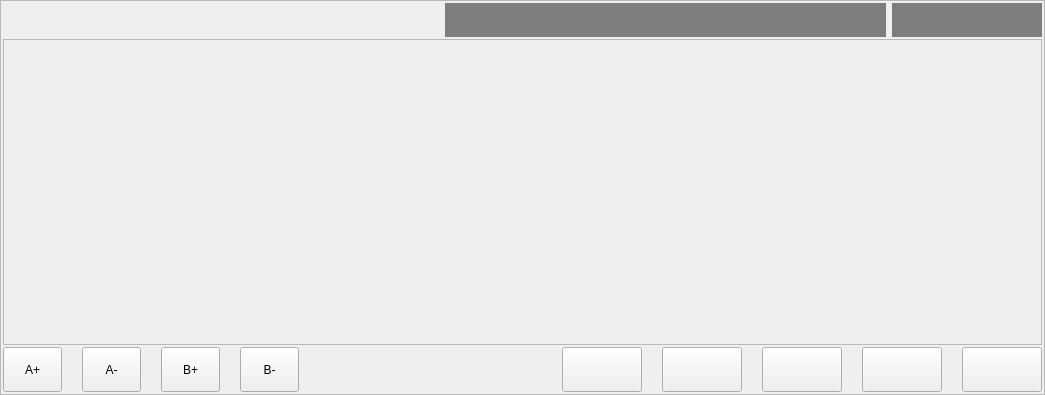
Old version of the form hcmanualoperation/ichcmanualoperationpageframe.ui in the repository dongdong-2009/3-5AxisRobot.
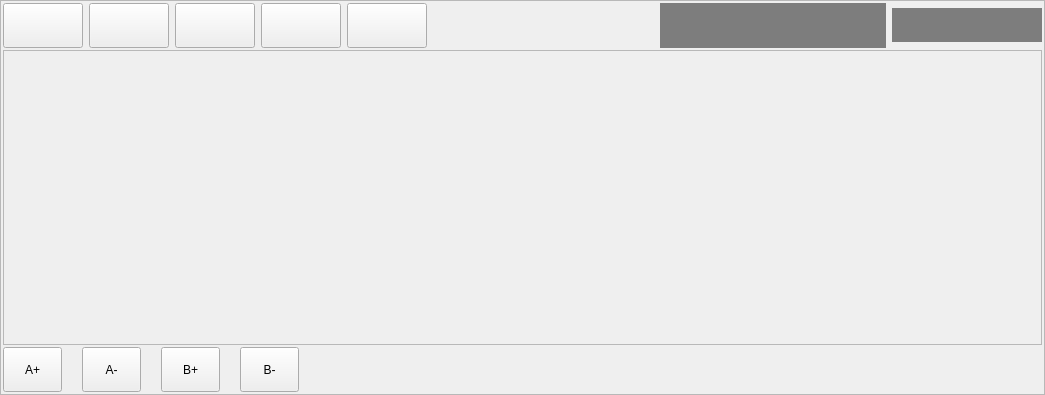
New version of the form.

```diff
--- a/hcmanualoperation/ichcmanualoperationpageframe.ui
+++ b/hcmanualoperation/ichcmanualoperationpageframe.ui
@@ -40,6 +40,230 @@
      <property name="spacing">
       <number>6</number>
      </property>
+     <item>
+      <widget class="QPushButton" name="fixtureToolButton">
+       <property name="enabled">
+        <bool>true</bool>
+       </property>
+       <property name="sizePolicy">
+        <sizepolicy hsizetype="Fixed" vsizetype="Fixed">
+         <horstretch>0</horstretch>
+         <verstretch>0</verstretch>
+        </sizepolicy>
+       </property>
+       <property name="minimumSize">
+        <size>
+         <width>80</width>
+         <height>45</height>
+        </size>
+       </property>
+       <property name="maximumSize">
+        <size>
+         <width>16777215</width>
+         <height>45</height>
+        </size>
+       </property>
+       <property name="mouseTracking">
+        <bool>false</bool>
+       </property>
+       <property name="acceptDrops">
+        <bool>false</bool>
+       </property>
+       <property name="styleSheet">
+        <string notr="true">height:48px;</string>
+       </property>
+       <property name="text">
+        <string/>
+       </property>
+       <property name="checkable">
+        <bool>true</bool>
+       </property>
+       <property name="checked">
+        <bool>false</bool>
+       </property>
+       <property name="autoExclusive">
+        <bool>false</bool>
+       </property>
+       <attribute name="buttonGroup">
+        <string notr="true">buttonGroup</string>
+       </attribute>
+      </widget>
+     </item>
+     <item>
+      <widget class="QPushButton" name="suckerToolButton">
+       <property name="enabled">
+        <bool>true</bool>
+       </property>
+       <property name="sizePolicy">
+        <sizepolicy hsizetype="Fixed" vsizetype="Fixed">
+         <horstretch>0</horstretch>
+         <verstretch>0</verstretch>
+        </sizepolicy>
+       </property>
+       <property name="minimumSize">
+        <size>
+         <width>80</width>
+         <height>45</height>
+        </size>
+       </property>
+       <property name="maximumSize">
+        <size>
+         <width>16777215</width>
+         <height>45</height>
+        </size>
+       </property>
+       <property name="mouseTracking">
+        <bool>false</bool>
+       </property>
+       <property name="acceptDrops">
+        <bool>false</bool>
+       </property>
+       <property name="styleSheet">
+        <string notr="true">height:48px</string>
+       </property>
+       <property name="text">
+        <string/>
+       </property>
+       <property name="checkable">
+        <bool>true</bool>
+       </property>
+       <property name="checked">
+        <bool>false</bool>
+       </property>
+       <property name="autoExclusive">
+        <bool>false</bool>
+       </property>
+       <attribute name="buttonGroup">
+        <string notr="true">buttonGroup</string>
+       </attribute>
+      </widget>
+     </item>
+     <item>
+      <widget class="QPushButton" name="adjustToolButton">
+       <property name="enabled">
+        <bool>true</bool>
+       </property>
+       <property name="sizePolicy">
+        <sizepolicy hsizetype="Fixed" vsizetype="Fixed">
+         <horstretch>0</horstretch>
+         <verstretch>0</verstretch>
+        </sizepolicy>
+       </property>
+       <property name="minimumSize">
+        <size>
+         <width>80</width>
+         <height>45</height>
+        </size>
+       </property>
+       <property name="maximumSize">
+        <size>
+         <width>16777215</width>
+         <height>45</height>
+        </size>
+       </property>
+       <property name="acceptDrops">
+        <bool>false</bool>
+       </property>
+       <property name="styleSheet">
+        <string notr="true">height:48px</string>
+       </property>
+       <property name="text">
+        <string/>
+       </property>
+       <property name="checkable">
+        <bool>true</bool>
+       </property>
+       <property name="checked">
+        <bool>false</bool>
+       </property>
+       <property name="autoExclusive">
+        <bool>false</bool>
+       </property>
+       <attribute name="buttonGroup">
+        <string notr="true">buttonGroup</string>
+       </attribute>
+      </widget>
+     </item>
+     <item>
+      <widget class="QPushButton" name="reserveToolButton">
+       <property name="enabled">
+        <bool>true</bool>
+       </property>
+       <property name="sizePolicy">
+        <sizepolicy hsizetype="Fixed" vsizetype="Fixed">
+         <horstretch>0</horstretch>
+         <verstretch>0</verstretch>
+        </sizepolicy>
+       </property>
+       <property name="minimumSize">
+        <size>
+         <width>80</width>
+         <height>45</height>
+        </size>
+       </property>
+       <property name="maximumSize">
+        <size>
+         <width>16777215</width>
+         <height>45</height>
+        </size>
+       </property>
+       <property name="styleSheet">
+        <string notr="true">height:48px</string>
+       </property>
+       <property name="text">
+        <string/>
+       </property>
+       <property name="checkable">
+        <bool>true</bool>
+       </property>
+       <property name="checked">
+        <bool>false</bool>
+       </property>
+       <attribute name="buttonGroup">
+        <string notr="true">buttonGroup</string>
+       </attribute>
+      </widget>
+     </item>
+     <item>
+      <widget class="QPushButton" name="otherToolButton">
+       <property name="enabled">
+        <bool>true</bool>
+       </property>
+       <property name="sizePolicy">
+        <sizepolicy hsizetype="Fixed" vsizetype="Fixed">
+         <horstretch>0</horstretch>
+         <verstretch>0</verstretch>
+        </sizepolicy>
+       </property>
+       <property name="minimumSize">
+        <size>
+         <width>80</width>
+         <height>45</height>
+        </size>
+       </property>
+       <property name="maximumSize">
+        <size>
+         <width>16777215</width>
+         <height>45</height>
+        </size>
+       </property>
+       <property name="styleSheet">
+        <string notr="true">height:48px</string>
+       </property>
+       <property name="text">
+        <string/>
+       </property>
+       <property name="checkable">
+        <bool>true</bool>
+       </property>
+       <property name="checked">
+        <bool>false</bool>
+       </property>
+       <attribute name="buttonGroup">
+        <string notr="true">buttonGroup</string>
+       </attribute>
+      </widget>
+     </item>
      <item>
       <spacer name="horizontalSpacer_2">
        <property name="orientation">
@@ -241,230 +465,6 @@
        </property>
       </spacer>
      </item>
-     <item>
-      <widget class="QPushButton" name="fixtureToolButton">
-       <property name="enabled">
-        <bool>true</bool>
-       </property>
-       <property name="sizePolicy">
-        <sizepolicy hsizetype="Fixed" vsizetype="Fixed">
-         <horstretch>0</horstretch>
-         <verstretch>0</verstretch>
-        </sizepolicy>
-       </property>
-       <property name="minimumSize">
-        <size>
-         <width>80</width>
-         <height>45</height>
-        </size>
-       </property>
-       <property name="maximumSize">
-        <size>
-         <width>16777215</width>
-         <height>45</height>
-        </size>
-       </property>
-       <property name="mouseTracking">
-        <bool>false</bool>
-       </property>
-       <property name="acceptDrops">
-        <bool>false</bool>
-       </property>
-       <property name="styleSheet">
-        <string notr="true">height:48px;</string>
-       </property>
-       <property name="text">
-        <string/>
-       </property>
-       <property name="checkable">
-        <bool>true</bool>
-       </property>
-       <property name="checked">
-        <bool>false</bool>
-       </property>
-       <property name="autoExclusive">
-        <bool>false</bool>
-       </property>
-       <attribute name="buttonGroup">
-        <string notr="true">buttonGroup</string>
-       </attribute>
-      </widget>
-     </item>
-     <item>
-      <widget class="QPushButton" name="suckerToolButton">
-       <property name="enabled">
-        <bool>true</bool>
-       </property>
-       <property name="sizePolicy">
-        <sizepolicy hsizetype="Fixed" vsizetype="Fixed">
-         <horstretch>0</horstretch>
-         <verstretch>0</verstretch>
-        </sizepolicy>
-       </property>
-       <property name="minimumSize">
-        <size>
-         <width>80</width>
-         <height>45</height>
-        </size>
-       </property>
-       <property name="maximumSize">
-        <size>
-         <width>16777215</width>
-         <height>45</height>
-        </size>
-       </property>
-       <property name="mouseTracking">
-        <bool>false</bool>
-       </property>
-       <property name="acceptDrops">
-        <bool>false</bool>
-       </property>
-       <property name="styleSheet">
-        <string notr="true">height:48px</string>
-       </property>
-       <property name="text">
-        <string/>
-       </property>
-       <property name="checkable">
-        <bool>true</bool>
-       </property>
-       <property name="checked">
-        <bool>false</bool>
-       </property>
-       <property name="autoExclusive">
-        <bool>false</bool>
-       </property>
-       <attribute name="buttonGroup">
-        <string notr="true">buttonGroup</string>
-       </attribute>
-      </widget>
-     </item>
-     <item>
-      <widget class="QPushButton" name="adjustToolButton">
-       <property name="enabled">
-        <bool>true</bool>
-       </property>
-       <property name="sizePolicy">
-        <sizepolicy hsizetype="Fixed" vsizetype="Fixed">
-         <horstretch>0</horstretch>
-         <verstretch>0</verstretch>
-        </sizepolicy>
-       </property>
-       <property name="minimumSize">
-        <size>
-         <width>80</width>
-         <height>45</height>
-        </size>
-       </property>
-       <property name="maximumSize">
-        <size>
-         <width>16777215</width>
-         <height>45</height>
-        </size>
-       </property>
-       <property name="acceptDrops">
-        <bool>false</bool>
-       </property>
-       <property name="styleSheet">
-        <string notr="true">height:48px</string>
-       </property>
-       <property name="text">
-        <string/>
-       </property>
-       <property name="checkable">
-        <bool>true</bool>
-       </property>
-       <property name="checked">
-        <bool>false</bool>
-       </property>
-       <property name="autoExclusive">
-        <bool>false</bool>
-       </property>
-       <attribute name="buttonGroup">
-        <string notr="true">buttonGroup</string>
-       </attribute>
-      </widget>
-     </item>
-     <item>
-      <widget class="QPushButton" name="reserveToolButton">
-       <property name="enabled">
-        <bool>true</bool>
-       </property>
-       <property name="sizePolicy">
-        <sizepolicy hsizetype="Fixed" vsizetype="Fixed">
-         <horstretch>0</horstretch>
-         <verstretch>0</verstretch>
-        </sizepolicy>
-       </property>
-       <property name="minimumSize">
-        <size>
-         <width>80</width>
-         <height>45</height>
-        </size>
-       </property>
-       <property name="maximumSize">
-        <size>
-         <width>16777215</width>
-         <height>45</height>
-        </size>
-       </property>
-       <property name="styleSheet">
-        <string notr="true">height:48px</string>
-       </property>
-       <property name="text">
-        <string/>
-       </property>
-       <property name="checkable">
-        <bool>true</bool>
-       </property>
-       <property name="checked">
-        <bool>false</bool>
-       </property>
-       <attribute name="buttonGroup">
-        <string notr="true">buttonGroup</string>
-       </attribute>
-      </widget>
-     </item>
-     <item>
-      <widget class="QPushButton" name="otherToolButton">
-       <property name="enabled">
-        <bool>true</bool>
-       </property>
-       <property name="sizePolicy">
-        <sizepolicy hsizetype="Fixed" vsizetype="Fixed">
-         <horstretch>0</horstretch>
-         <verstretch>0</verstretch>
-        </sizepolicy>
-       </property>
-       <property name="minimumSize">
-        <size>
-         <width>80</width>
-         <height>45</height>
-        </size>
-       </property>
-       <property name="maximumSize">
-        <size>
-         <width>16777215</width>
-         <height>45</height>
-        </size>
-       </property>
-       <property name="styleSheet">
-        <string notr="true">height:48px</string>
-       </property>
-       <property name="text">
-        <string/>
-       </property>
-       <property name="checkable">
-        <bool>true</bool>
-       </property>
-       <property name="checked">
-        <bool>false</bool>
-       </property>
-       <attribute name="buttonGroup">
-        <string notr="true">buttonGroup</string>
-       </attribute>
-      </widget>
-     </item>
     </layout>
    </item>
   </layout>
```
